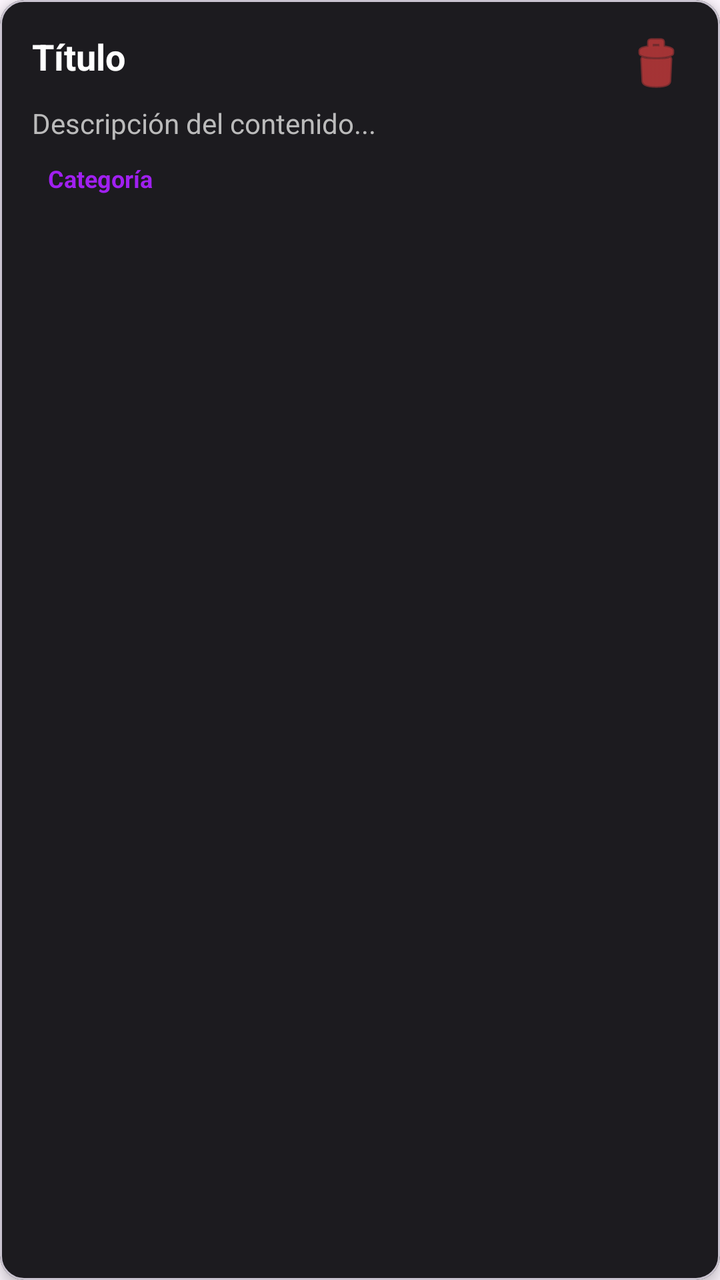
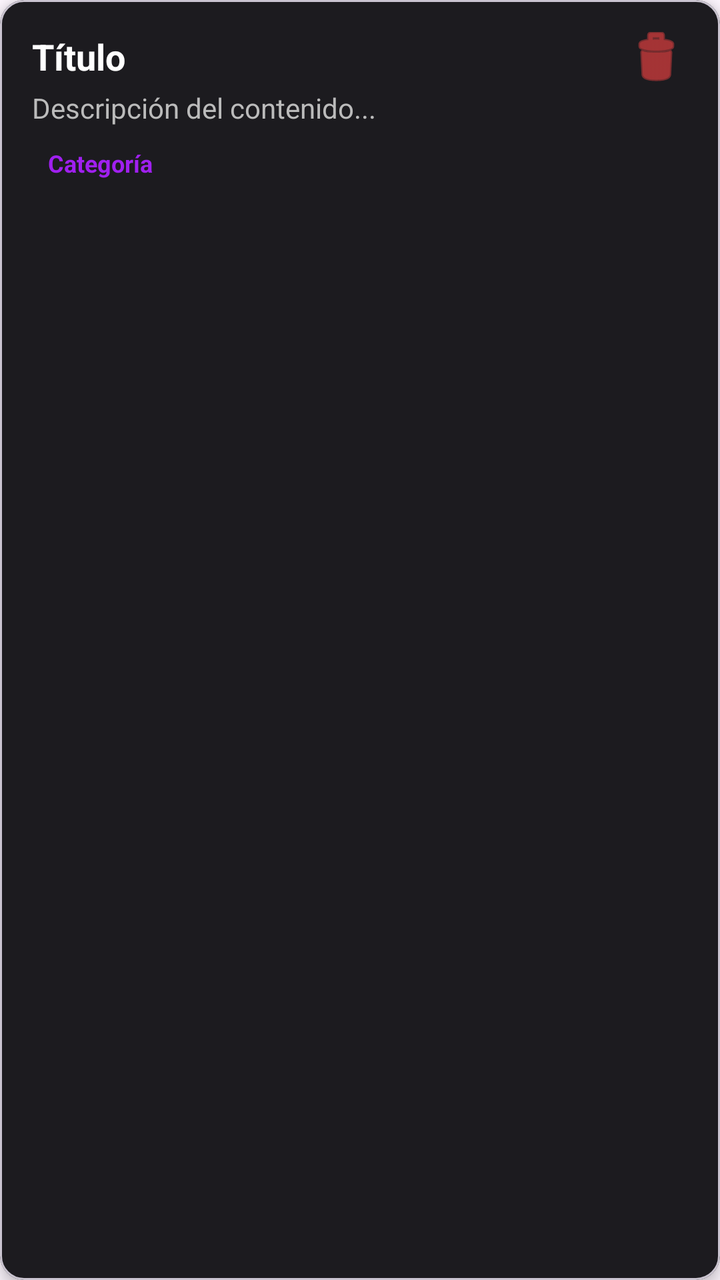

Before-and-after screenshots of an Android layout around one commit, followed by the original layout XML and the change that was made.
<!-- AndroidManifest.xml: application theme Theme.AprendeAprueba -->
<!-- res/layout/item_apunte.xml -->
<?xml version="1.0" encoding="utf-8"?>
<com.google.android.material.card.MaterialCardView xmlns:android="http://schemas.android.com/apk/res/android"
    android:id="@+id/cardApunte"
    android:layout_width="match_parent"
    android:layout_height="wrap_content"
    xmlns:app="http://schemas.android.com/apk/res-auto"
    android:layout_margin="8dp"
    app:cardElevation="4dp"
    app:cardCornerRadius="12dp"
    app:cardBackgroundColor="#1C1B1F"
    android:clickable="true"
    android:focusable="true"
    android:foreground="?attr/selectableItemBackground">

    <LinearLayout
        android:layout_width="match_parent"
        android:layout_height="wrap_content"
        android:orientation="vertical"
        android:padding="16dp">

        <RelativeLayout
            android:layout_width="match_parent"
            android:layout_height="wrap_content">

            <TextView
                android:id="@+id/tvTitulo"
                android:layout_width="wrap_content"
                android:layout_height="wrap_content"
                android:text="Título"
                android:textColor="#FFFFFF"
                android:textSize="18sp"
                android:textStyle="bold"
                android:layout_alignParentStart="true"
                android:layout_toStartOf="@id/btnBorrar"/>

            <ImageButton
                android:id="@+id/btnBorrar"
                android:layout_width="wrap_content"
                android:layout_height="wrap_content"
                android:src="@android:drawable/ic_menu_delete"
                android:background="?attr/selectableItemBackgroundBorderless"
                app:tint="#FF4444"
                android:layout_alignParentEnd="true"
                android:layout_centerVertical="true"/>
        </RelativeLayout>

        <TextView
            android:id="@+id/tvDescripcion"
            android:layout_width="match_parent"
            android:layout_height="wrap_content"
            android:text="Descripción del contenido..."
            android:textColor="#BBBBBB"
            android:textSize="14sp"
            android:layout_marginTop="4dp"
            android:maxLines="2"
            android:ellipsize="end"/>

        <TextView
            android:id="@+id/tvCategoriaTag"
            android:layout_width="wrap_content"
            android:layout_height="wrap_content"
            android:layout_marginTop="8dp"
            android:paddingHorizontal="8dp"
            android:paddingVertical="2dp"
            android:text="Categoría"
            android:textColor="#A020F0"
            android:textSize="12sp"
            android:textStyle="bold" />

    </LinearLayout>
</com.google.android.material.card.MaterialCardView>
<!-- resources referenced by this layout -->
<resources>
  <style name="Theme.AprendeAprueba" parent="Theme.Material3.DayNight.NoActionBar">
          <item name="colorPrimary">#A020F0</item>
          <item name="colorOnPrimary">@android:color/white</item>
  
          <item name="colorSurface">#FFFFFF</item>
          <item name="colorOnSurface">#1C1B1F</item>
          <item name="colorSurfaceVariant">#E7E0EC</item>
  
          <item name="listPopupWindowStyle">@style/Widget.Material3.PopupMenu.ListPopupWindow</item>
      </style>
</resources>

<!-- the commit's change to res/layout/item_apunte.xml (unified diff, before → after) -->
@@ -1,59 +1,60 @@
 <?xml version="1.0" encoding="utf-8"?>
 <com.google.android.material.card.MaterialCardView xmlns:android="http://schemas.android.com/apk/res/android"
+    xmlns:app="http://schemas.android.com/apk/res-auto"
     android:id="@+id/cardApunte"
     android:layout_width="match_parent"
     android:layout_height="wrap_content"
-    xmlns:app="http://schemas.android.com/apk/res-auto"
     android:layout_margin="8dp"
-    app:cardElevation="4dp"
-    app:cardCornerRadius="12dp"
-    app:cardBackgroundColor="#1C1B1F"
     android:clickable="true"
     android:focusable="true"
-    android:foreground="?attr/selectableItemBackground">
+    android:foreground="?attr/selectableItemBackground"
+    app:cardBackgroundColor="#1C1B1F"
+    app:cardCornerRadius="12dp"
+    app:cardElevation="4dp">
 
-    <LinearLayout
+    <androidx.constraintlayout.widget.ConstraintLayout
         android:layout_width="match_parent"
         android:layout_height="wrap_content"
-        android:orientation="vertical"
         android:padding="16dp">
 
-        <RelativeLayout
-            android:layout_width="match_parent"
-            android:layout_height="wrap_content">
+        <TextView
+            android:id="@+id/tvTitulo"
+            android:layout_width="0dp"
+            android:layout_height="wrap_content"
+            android:ellipsize="end"
+            android:maxLines="1"
+            android:text="Título"
+            android:textColor="#FFFFFF"
+            android:textSize="18sp"
+            android:textStyle="bold"
+            app:layout_constraintEnd_toStartOf="@id/btnBorrar"
+            app:layout_constraintStart_toStartOf="parent"
+            app:layout_constraintTop_toTopOf="parent" />
 
-            <TextView
-                android:id="@+id/tvTitulo"
-                android:layout_width="wrap_content"
-                android:layout_height="wrap_content"
-                android:text="Título"
-                android:textColor="#FFFFFF"
-                android:textSize="18sp"
-                android:textStyle="bold"
-                android:layout_alignParentStart="true"
-                android:layout_toStartOf="@id/btnBorrar"/>
-
-            <ImageButton
-                android:id="@+id/btnBorrar"
-                android:layout_width="wrap_content"
-                android:layout_height="wrap_content"
-                android:src="@android:drawable/ic_menu_delete"
-                android:background="?attr/selectableItemBackgroundBorderless"
-                app:tint="#FF4444"
-                android:layout_alignParentEnd="true"
-                android:layout_centerVertical="true"/>
-        </RelativeLayout>
+        <ImageButton
+            android:id="@+id/btnBorrar"
+            android:layout_width="wrap_content"
+            android:layout_height="wrap_content"
+            android:background="?attr/selectableItemBackgroundBorderless"
+            android:src="@android:drawable/ic_menu_delete"
+            app:layout_constraintBottom_toBottomOf="@id/tvTitulo"
+            app:layout_constraintEnd_toEndOf="parent"
+            app:layout_constraintTop_toTopOf="@id/tvTitulo"
+            app:tint="#FF4444" />
 
         <TextView
             android:id="@+id/tvDescripcion"
-            android:layout_width="match_parent"
+            android:layout_width="0dp"
             android:layout_height="wrap_content"
+            android:layout_marginTop="4dp"
+            android:ellipsize="end"
+            android:maxLines="2"
             android:text="Descripción del contenido..."
             android:textColor="#BBBBBB"
             android:textSize="14sp"
-            android:layout_marginTop="4dp"
-            android:maxLines="2"
-            android:ellipsize="end"/>
+            app:layout_constraintEnd_toEndOf="parent"
+            app:layout_constraintStart_toStartOf="parent"
+            app:layout_constraintTop_toBottomOf="@id/tvTitulo" />
 
         <TextView
             android:id="@+id/tvCategoriaTag"
@@ -65,7 +66,9 @@
             android:text="Categoría"
             android:textColor="#A020F0"
             android:textSize="12sp"
-            android:textStyle="bold" />
+            android:textStyle="bold"
+            app:layout_constraintStart_toStartOf="parent"
+            app:layout_constraintTop_toBottomOf="@id/tvDescripcion" />
 
-    </LinearLayout>
+    </androidx.constraintlayout.widget.ConstraintLayout>
 </com.google.android.material.card.MaterialCardView>
